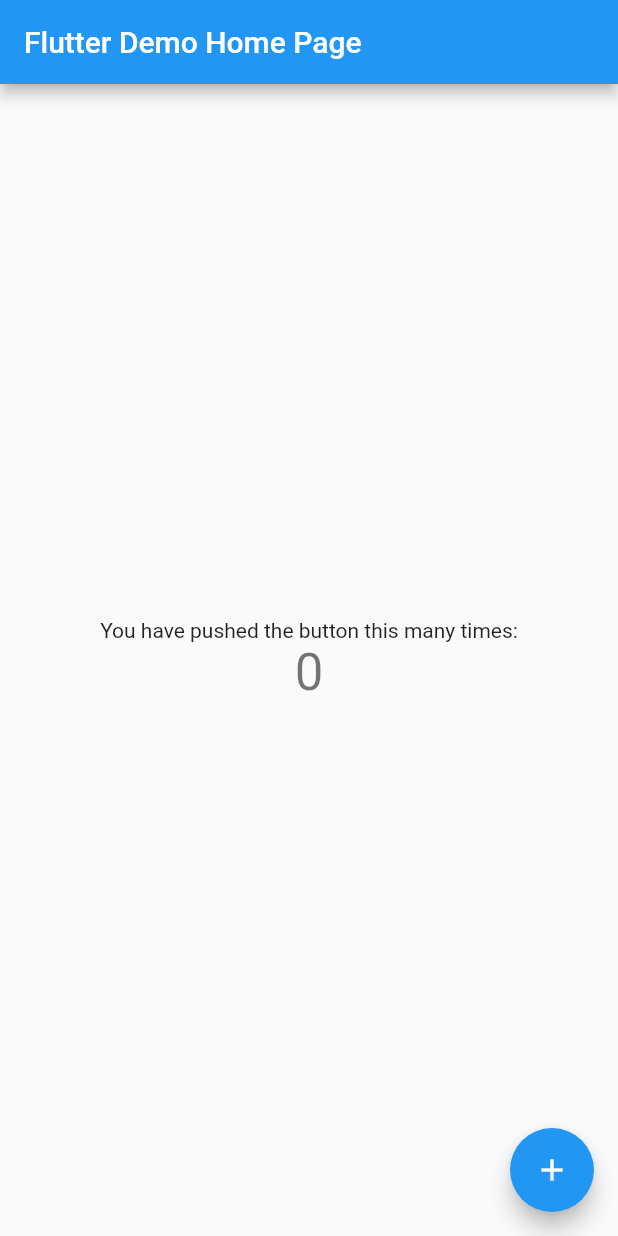
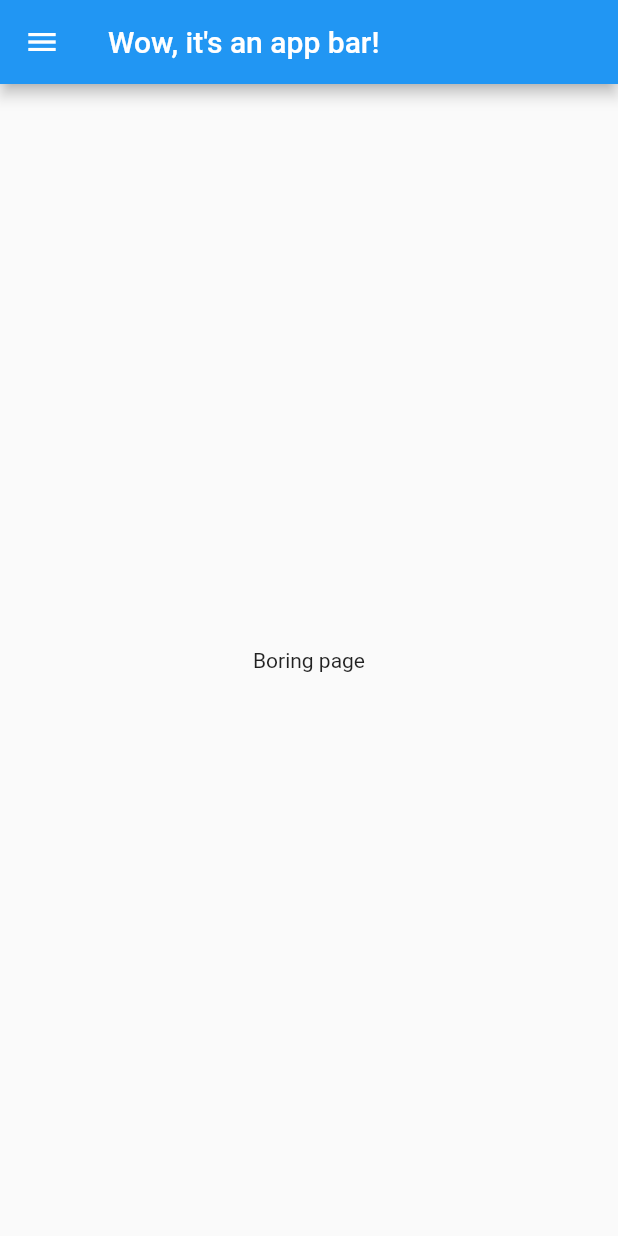
Before and after one commit to ewaldhorn/flutter_code_workshop, a Flutter app: the screen it shows after launch, on a phone screen of 412 x 824 dp. Run offline on Flutter 3.47's test engine with Material 2 defaults, Android fonts, the phone set to English and light mode, and no system bars.

Commit message:
Adding icons.

```diff
--- a/lib/main.dart
+++ b/lib/main.dart
@@ -1,111 +1,31 @@
 import 'package:flutter/material.dart';
 
-void main() => runApp(MyApp());
+void main() => runApp(TalkApp());
 
-class MyApp extends StatelessWidget {
-  // This widget is the root of your application.
+class TalkApp extends StatelessWidget {
   @override
   Widget build(BuildContext context) {
     return MaterialApp(
-      title: 'Flutter Demo',
-      theme: ThemeData(
-        // This is the theme of your application.
-        //
-        // Try running your application with "flutter run". You'll see the
-        // application has a blue toolbar. Then, without quitting the app, try
-        // changing the primarySwatch below to Colors.green and then invoke
-        // "hot reload" (press "r" in the console where you ran "flutter run",
-        // or simply save your changes to "hot reload" in a Flutter IDE).
-        // Notice that the counter didn't reset back to zero; the application
-        // is not restarted.
-        primarySwatch: Colors.blue,
-      ),
-      home: MyHomePage(title: 'Flutter Demo Home Page'),
+      title: 'Flutter Talk March 2019',
+      home: DefaultHomePage(),
     );
   }
 }
 
-class MyHomePage extends StatefulWidget {
-  MyHomePage({Key key, this.title}) : super(key: key);
-
-  // This widget is the home page of your application. It is stateful, meaning
-  // that it has a State object (defined below) that contains fields that affect
-  // how it looks.
-
-  // This class is the configuration for the state. It holds the values (in this
-  // case the title) provided by the parent (in this case the App widget) and
-  // used by the build method of the State. Fields in a Widget subclass are
-  // always marked "final".
-
-  final String title;
-
-  @override
-  _MyHomePageState createState() => _MyHomePageState();
-}
-
-class _MyHomePageState extends State<MyHomePage> {
-  int _counter = 0;
-
-  void _incrementCounter() {
-    setState(() {
-      // This call to setState tells the Flutter framework that something has
-      // changed in this State, which causes it to rerun the build method below
-      // so that the display can reflect the updated values. If we changed
-      // _counter without calling setState(), then the build method would not be
-      // called again, and so nothing would appear to happen.
-      _counter++;
-    });
-  }
-
+class DefaultHomePage extends StatelessWidget {
   @override
   Widget build(BuildContext context) {
-    // This method is rerun every time setState is called, for instance as done
-    // by the _incrementCounter method above.
-    //
-    // The Flutter framework has been optimized to make rerunning build methods
-    // fast, so that you can just rebuild anything that needs updating rather
-    // than having to individually change instances of widgets.
     return Scaffold(
-      appBar: AppBar(
-        // Here we take the value from the MyHomePage object that was created by
-        // the App.build method, and use it to set our appbar title.
-        title: Text(widget.title),
-      ),
-      body: Center(
-        // Center is a layout widget. It takes a single child and positions it
-        // in the middle of the parent.
-        child: Column(
-          // Column is also layout widget. It takes a list of children and
-          // arranges them vertically. By default, it sizes itself to fit its
-          // children horizontally, and tries to be as tall as its parent.
-          //
-          // Invoke "debug painting" (press "p" in the console, choose the
-          // "Toggle Debug Paint" action from the Flutter Inspector in Android
-          // Studio, or the "Toggle Debug Paint" command in Visual Studio Code)
-          // to see the wireframe for each widget.
-          //
-          // Column has various properties to control how it sizes itself and
-          // how it positions its children. Here we use mainAxisAlignment to
-          // center the children vertically; the main axis here is the vertical
-          // axis because Columns are vertical (the cross axis would be
-          // horizontal).
-          mainAxisAlignment: MainAxisAlignment.center,
+        appBar: AppBar(title: Text('Wow, it\'s an app bar!')),
+        body: Center(child: Text("Boring page")),
+        drawer: Drawer(
+            child: ListView(
+          padding: EdgeInsets.zero,
           children: <Widget>[
-            Text(
-              'You have pushed the button this many times:',
-            ),
-            Text(
-              '$_counter',
-              style: Theme.of(context).textTheme.display1,
-            ),
+            DrawerHeader(
+              child: Text("Our Drawer"),
+            )
           ],
-        ),
-      ),
-      floatingActionButton: FloatingActionButton(
-        onPressed: _incrementCounter,
-        tooltip: 'Increment',
-        child: Icon(Icons.add),
-      ), // This trailing comma makes auto-formatting nicer for build methods.
-    );
+        )));
   }
 }
```
Also changed, not shown: pubspec.yaml (+1 -20 lines), 20 other files.
